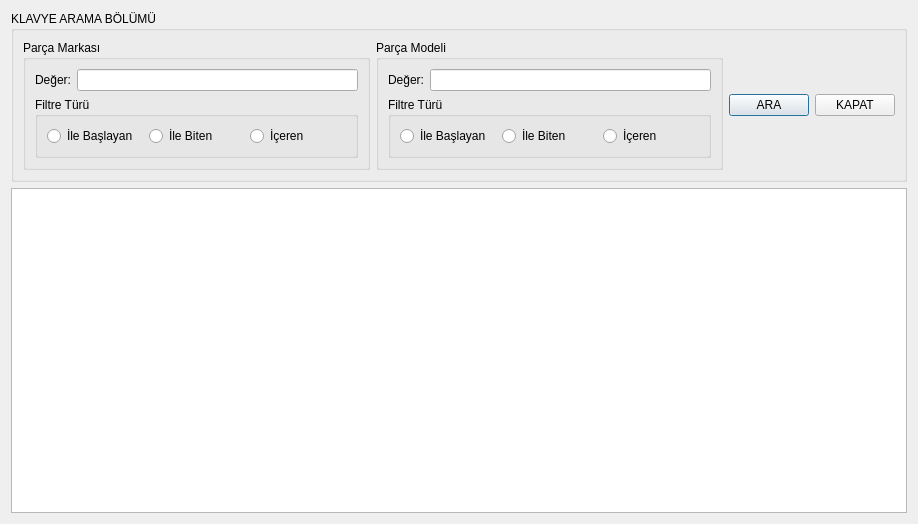
onur35iii/TeknolojiMarketiOtomasyonu, file UI/ListeFormlari/tmoklavyelisteformu.ui: the form before one commit.
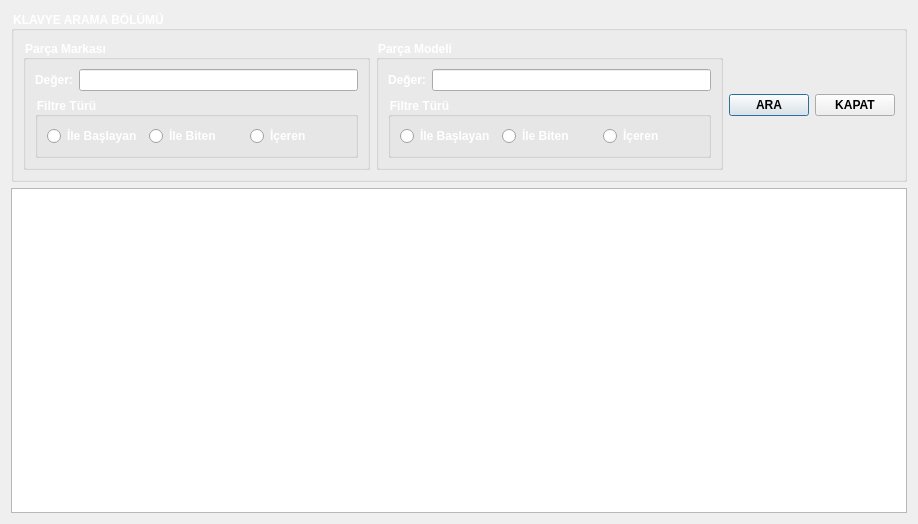
The form after the commit. Icons and pictures are not drawn.

What changed in the file:
```diff
--- a/UI/ListeFormlari/tmoklavyelisteformu.ui
+++ b/UI/ListeFormlari/tmoklavyelisteformu.ui
@@ -13,6 +13,28 @@
   <property name="windowTitle">
    <string>Dialog</string>
   </property>
+  <property name="styleSheet">
+   <string notr="true">
+TMOKlavyeListeFormu{
+
+	
+	background-image: url(:/resimler/klavye.jpg);
+}
+
+QLabel {
+   font:Bold; 
+   color: #ffffff;
+}
+QGroupBox {
+    font:Bold;
+color: #ffffff;
+}
+QPushButton{font:Bold;}
+QRadioButton{
+    font:Bold;
+color: #ffffff;
+}</string>
+  </property>
   <layout class="QGridLayout" name="gridLayout_6">
    <item row="0" column="0">
     <widget class="QGroupBox" name="GPAramaBolumu">
```
Left out of the diff: 166 changed lines with no effect on the pictures.
